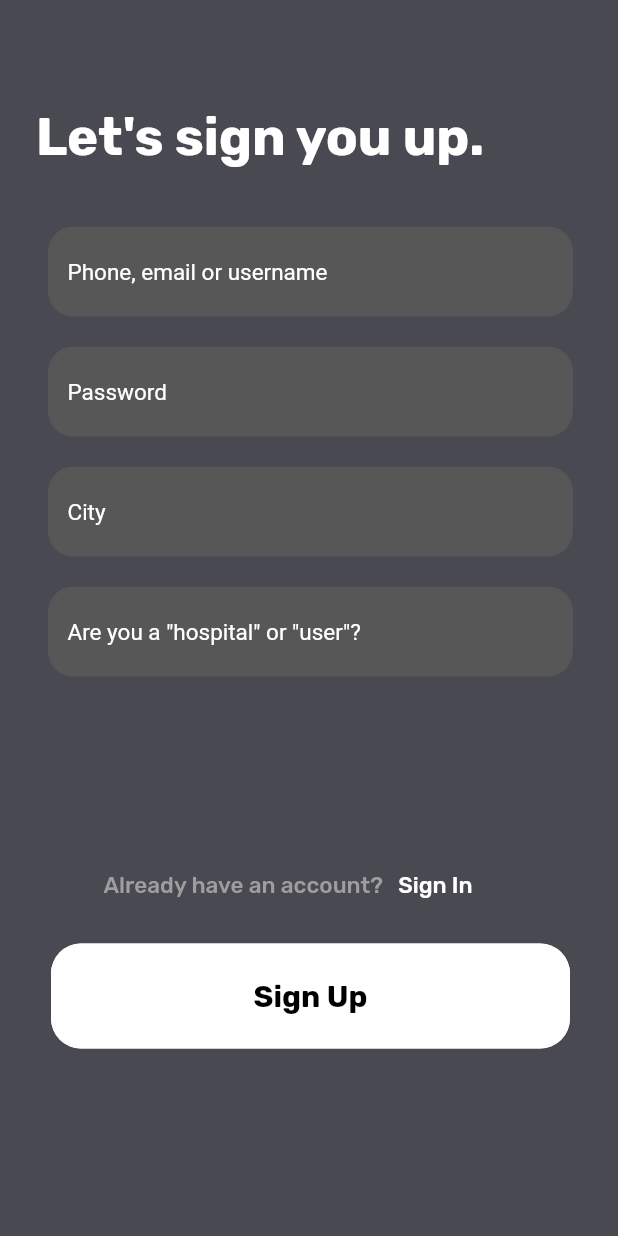
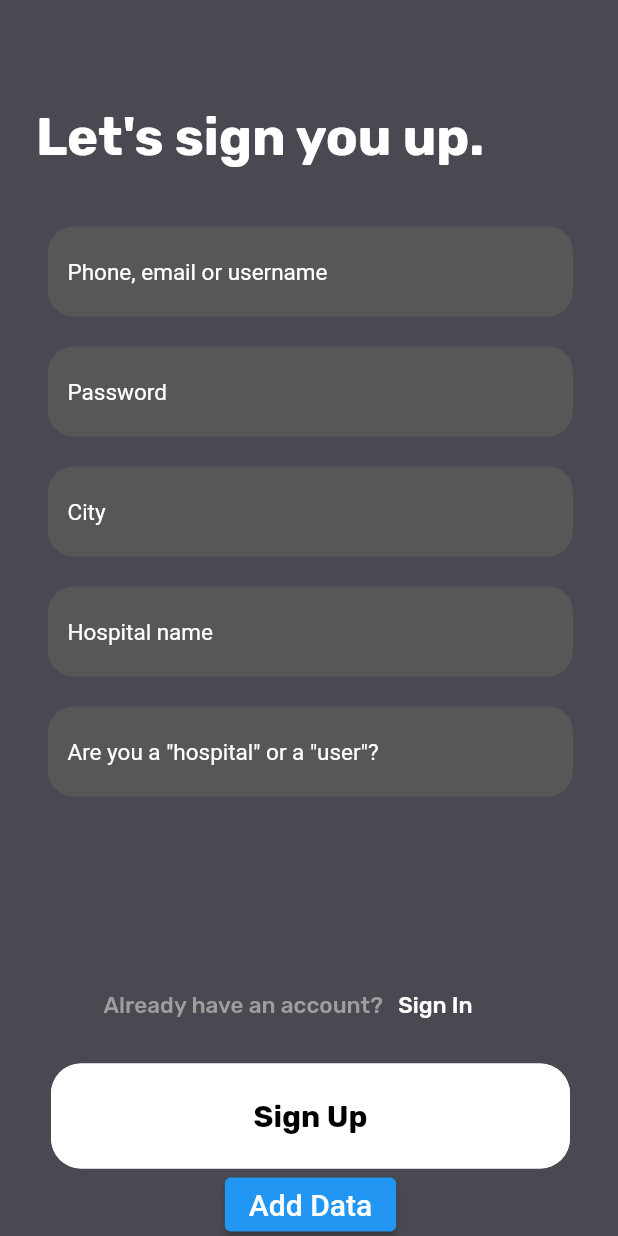
Before and after one commit to CRUCIFIER0/hospitalapp, a Flutter app: the Register screen opened directly, after a tap on "Sign Up", on a phone screen of 412 x 824 dp. Run offline on Flutter 3.47's test engine with Material 2 defaults, Android fonts, the phone set to English and light mode, and no system bars; our stand-ins replace cloud_firestore, firebase_auth, firebase_core, flutter_spinkit, google_fonts; accounts and stored records are empty; network calls fail.

Commit message:
added firstore

```diff
--- /dev/null
+++ b/lib/models/user.dart
@@ -0,0 +1,7 @@
+class User {
+
+  final String uid;
+
+  User({ this.uid });
+
+}
--- /dev/null
+++ b/lib/models/userdetails.dart
@@ -0,0 +1,29 @@
+class UserDetails{
+  String name,
+      uid,
+      city,
+  type, email;
+
+  UserDetails({
+    this.name,
+    this.type,
+    this.city,
+    this.email,
+    this.uid,
+
+
+  });
+
+
+  Map<String, dynamic> toJson() => {
+    "name": name,
+    "uid": uid,
+    "type":type,
+    "city":city,
+
+
+    "email": email,
+
+
+  };
+}
--- a/lib/screens/Register.dart
+++ b/lib/screens/Register.dart
@@ -1,6 +1,12 @@
+import 'package:cloud_firestore/cloud_firestore.dart';
+import 'package:firebase_auth/firebase_auth.dart';
+import 'package:firebase_core/firebase_core.dart';
+
 import 'package:flutter/material.dart';
 import 'package:google_fonts/google_fonts.dart';
+import 'package:hospitalapp/models/userdetails.dart';
 import 'package:hospitalapp/screens/SignIn.dart';
+import 'package:hospitalapp/services/auth.dart';
 
 class Register extends StatefulWidget {
   @override
@@ -8,12 +14,14 @@ class Register extends StatefulWidget {
 }
 
 class _RegisterState extends State<Register> {
+  AuthService _auth = new AuthService();
 
   String user='';
   String pass='';
   String city='';
   String type='';
-
+  String name='';
+  final CollectionReference collectionReference = Firestore.instance.collection('hospitals');
 
 
   @override
@@ -165,7 +173,46 @@ class _RegisterState extends State<Register> {
                             //controller: myController,
                             style: TextStyle(fontSize: 16, color: Colors.white),
                             decoration: InputDecoration(
-                              hintText: 'Are you a "hospital" or "user"?',
+                              hintText: 'Hospital name',
+                              hintStyle: TextStyle(fontSize: 15.0, color: Colors.white),
+                              focusedBorder: InputBorder.none,
+                              enabledBorder: InputBorder.none,
+                              errorBorder: InputBorder.none,
+                              disabledBorder: InputBorder.none,
+
+                            ),
+                            onChanged: (val){
+                              setState(() {
+                                name=val;
+                              });
+                            },
+                          ),
+                        )
+                      ],
+                    ),
+                  ),
+                  Container(
+                    margin: EdgeInsets.only(top: 20, right: 8, left: 8),
+                    //color: Colors.grey,
+                    height: 60,
+                    width: double.infinity,
+                    decoration: BoxDecoration(
+                      color: Color(0xff575757),
+                      border: Border.all(
+                        color: Color(0xff575757),
+                      ),
+                      borderRadius: BorderRadius.all(Radius.circular(17),
+                      ),
+                    ),
+                    child: Row(
+                      children: [
+                        SizedBox(width: 12,),
+                        Expanded(
+                          child: TextField(
+                            //controller: myController,
+                            style: TextStyle(fontSize: 16, color: Colors.white),
+                            decoration: InputDecoration(
+                              hintText: 'Are you a "hospital" or a "user"?',
                               hintStyle: TextStyle(fontSize: 15.0, color: Colors.white),
                               focusedBorder: InputBorder.none,
                               enabledBorder: InputBorder.none,
@@ -214,10 +261,15 @@ class _RegisterState extends State<Register> {
                     ),
                     child: InkWell(
                       onTap: () async{
-                        print(user);
-                        print(city);
-                        print(pass);
-                        print(type);
+
+                        final UserDetails userDetails = UserDetails(
+                          name: name,
+                          uid: '',
+                          city: city,
+                          email: user,
+                          type: type,
+                        );
+                        await _auth.createUserWithEmailAndPassword(user, pass,userDetails, context);
                       },
                       child: Container(
                         height: 70,
@@ -231,6 +283,16 @@ class _RegisterState extends State<Register> {
                       ),
                     ),
                   ),
+                  SizedBox(
+                    child: ElevatedButton(
+                        onPressed: () async {
+                          await collectionReference.add({'name': user});
+                        },
+                        child: Text(
+                          'Add Data',
+                          style: TextStyle(fontSize: 20),
+                        )),
+                  ),
 
 
 
--- a/lib/services/auth.dart
+++ b/lib/services/auth.dart
@@ -1,33 +1,82 @@
 import 'package:firebase_auth/firebase_auth.dart';
+import 'package:flutter/material.dart';
+import 'package:hospitalapp/models/user.dart';
+import 'package:hospitalapp/models/userdetails.dart';
+import 'package:hospitalapp/services/database.dart';
 
-class AuthenticationService {
-  final FirebaseAuth _firebaseAuth;
+class AuthService{
 
-  AuthenticationService(this._firebaseAuth);
+  final FirebaseAuth _auth = FirebaseAuth.instance;
 
-  Stream<User> get authStateChanges => _firebaseAuth.idTokenChanges();
+  Stream<String> get onAuthStateChanged =>
+      _auth.onAuthStateChanged.map(
+            (FirebaseUser user) => user?.uid,
+      );
 
-
-  Future<void> signOut() async {
-    await _firebaseAuth.signOut();
+  //
+  User _userFromFirebaseUser(FirebaseUser user) {
+    return user != null ? User(uid: user.uid) : null;
   }
 
-  Future<String> signIn({String email, String password}) async {
-    try {
-      await _firebaseAuth.signInWithEmailAndPassword(email: email, password: password);
-      return "Signed in";
-    } on FirebaseAuthException catch (e) {
-      return e.message;
+  //get UID
+  Future<String> getCurrentUID() async {
+    return (await _auth.currentUser()).uid;
+  }
+
+  //auth change user stream
+  Stream<User> get user {
+    return _auth.onAuthStateChanged.map((FirebaseUser user) => _userFromFirebaseUser(user));
+  }
+
+  //SignIn Using Email Password
+  Future singnInUsingEmail(String email, String password) async{
+    try{
+      AuthResult authResult = await _auth.signInWithEmailAndPassword(email: email, password: password);
+      FirebaseUser user = authResult.user;
+      return _userFromFirebaseUser(user);
+    }catch(e){
+      print(e.toString());
+      return null;
     }
   }
 
+  // Reset Password
+  Future sendPasswordResetEmail(String email) async {
+    return _auth.sendPasswordResetEmail(email: email);
+  }
 
-  Future<String> signUp({String email, String password}) async {
-    try {
-      await _firebaseAuth.createUserWithEmailAndPassword(email: email, password: password);
-      return "Signed up";
-    } on FirebaseAuthException catch (e) {
-      return e.message;
+  // Email & Password Sign Up
+  Future createUserWithEmailAndPassword(String email, String password, UserDetails userDetails,BuildContext context) async {
+    try{
+      print(getCurrentUID().asStream());
+      AuthResult authResult = await _auth.createUserWithEmailAndPassword(
+        email: email,
+        password: password,
+      );
+      FirebaseUser user = authResult.user;
+      //add User Details
+      await DatabaseServices(uid: user.uid).initiateDocument();
+      await DatabaseServices(uid: user.uid).updateUserData(UserDetails(
+        name: userDetails.name,
+        uid: user.uid,
+        city: userDetails.city,
+        type:userDetails.type,
+        email: userDetails.email,
+
+      ));
+      return _userFromFirebaseUser(user);
+    }catch(e){
+      print(e);
+      return null;
+    }
+  }
+
+  //sign Out
+  Future signOut() async{
+    try{
+      return await _auth.signOut();
+    }catch(e){
+      return null;
     }
   }
 }
--- /dev/null
+++ b/lib/services/database.dart
@@ -0,0 +1,37 @@
+import 'package:cloud_firestore/cloud_firestore.dart';
+import 'package:hospitalapp/models/userdetails.dart';
+
+import 'package:hospitalapp/services/auth.dart';
+
+class DatabaseServices{
+  final String uid;
+
+  //creating db instance for binder collection
+  final AuthService auth = AuthService();
+
+  DatabaseServices({this.uid});
+  CollectionReference collectionReference = Firestore.instance.collection("user_details");
+
+  Future initiateDocument() async{
+    return await Firestore.instance.collection("user_details").document(uid).setData({});
+  }
+
+  Future updateUserData(UserDetails userDetails) async{
+    return await Firestore.instance.collection("user_details").document(uid).collection(uid).document(uid).setData(userDetails.toJson());
+  }
+
+  UserDetails userDetailsFromSnapshot(DocumentSnapshot snapshot){
+    return UserDetails(
+      uid : uid,
+      name : snapshot.data['name'],
+      type : snapshot.data['type'],
+      city: snapshot.data['city'],
+      email : snapshot.data['email'],
+    );
+  }
+
+  Stream<UserDetails> get userDetails{
+    return Firestore.instance.collection("user_details").document(uid)
+        .snapshots().map(userDetailsFromSnapshot);
+  }
+}
```
Also changed, not shown: lib/main.dart (+9 -35 lines), lib/screens/Home.dart (+7 -2 lines), lib/screens/SignIn.dart (+21 -5 lines), lib/screens/navbarselect.dart (added, +110 -0 lines), lib/screens/redirectingscreen.dart (added, +33 -0 lines), lib/screens/wrapper.dart (added, +22 -0 lines), lib/widgets/loading.dart (added, +17 -0 lines), pubspec.yaml (+6 -3 lines), pubspec.lock, 1 other file.
